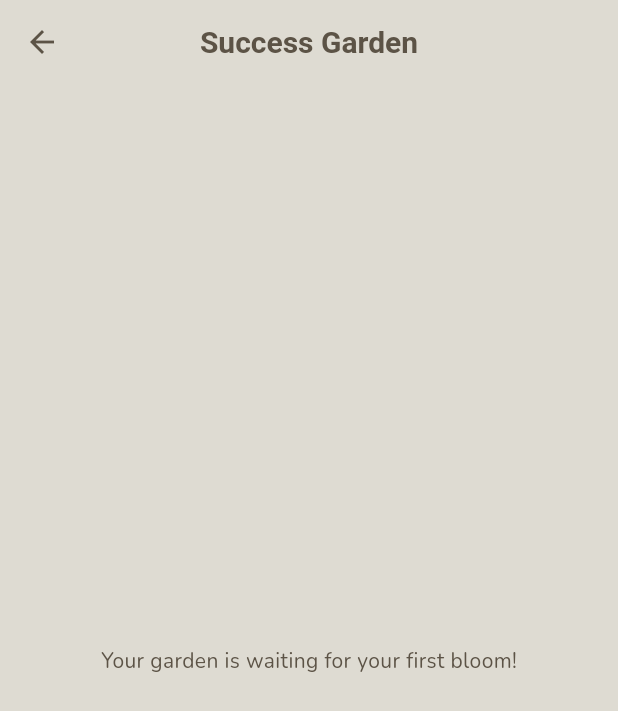
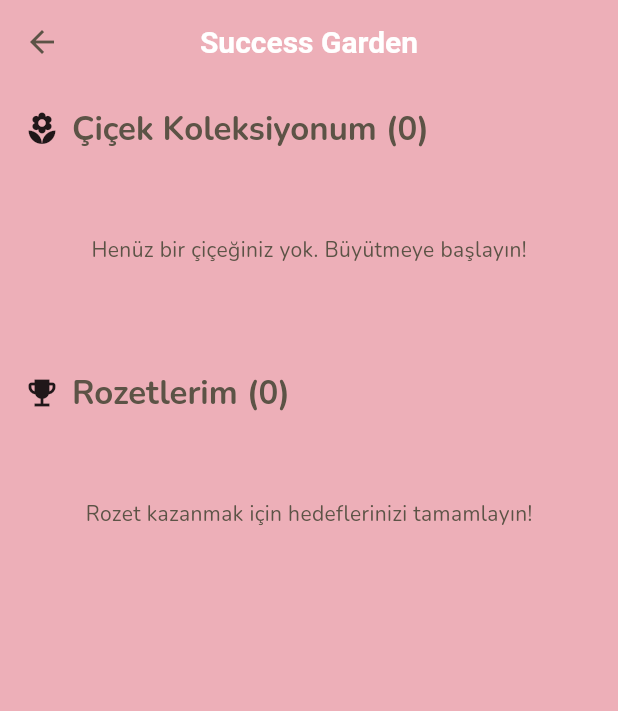
Before and after one commit to Nesibe-Toprak/flowersapp, a Flutter app: the SuccessGardenPage screen opened directly, on a phone screen of 412 x 824 dp. Shown: the top 711 px of the screen. Run offline on Flutter 3.47's test engine with Material 3 defaults, Android fonts, the phone set to English and light mode, and no system bars; our stand-ins replace equatable, flutter_bloc, get_it, google_fonts, supabase_flutter; accounts and stored records are empty; statements that could not run were skipped.

Commit message:
Update success_garden_page.dart

```diff
--- a/flowersapp/lib/presentation/pages/success_garden_page.dart
+++ b/flowersapp/lib/presentation/pages/success_garden_page.dart
@@ -1,61 +1,179 @@
 import 'package:flutter/material.dart';
 import 'package:flutter_bloc/flutter_bloc.dart';
-import '../../core/constants/app_colors.dart';
+import '../../core/theme/app_colors.dart';
 import '../../presentation/bloc/plant_bloc.dart';
+import '../../presentation/widgets/badge_card.dart';
 import '../../presentation/widgets/flower_history_card.dart';
+import '../../domain/entities/plant_stage.dart';
 
-class SuccessGardenPage extends StatelessWidget {
+class SuccessGardenPage extends StatefulWidget {
   const SuccessGardenPage({super.key});
 
   @override
+  State<SuccessGardenPage> createState() => _SuccessGardenPageState();
+}
+
+class _SuccessGardenPageState extends State<SuccessGardenPage> {
+  @override
+  void initState() {
+    super.initState();
+    context.read<PlantBloc>().add(LoadPlantHistory());
+  }
+
+  @override
   Widget build(BuildContext context) {
-    // Trigger load when page opens
-    WidgetsBinding.instance.addPostFrameCallback((_) {
-      context.read<PlantBloc>().add(LoadPlantHistory());
-    });
-
     return Scaffold(
-      backgroundColor: AppColors.backgroundBeige,
+      backgroundColor: AppColors.accentPink,
       appBar: AppBar(
         title: const Text("Success Garden"),
         backgroundColor: Colors.transparent,
         elevation: 0,
         centerTitle: true,
         titleTextStyle: const TextStyle(
-          color: AppColors.darkGrey,
-          fontSize: 20,
-          fontWeight: FontWeight.bold
-        ),
-        iconTheme: const IconThemeData(color: AppColors.darkGrey),
+            color: AppColors.primaryText,
+            fontSize: 20,
+            fontWeight: FontWeight.bold),
+        iconTheme: const IconThemeData(color: AppColors.primaryText),
       ),
       body: BlocBuilder<PlantBloc, PlantState>(
         builder: (context, state) {
           if (state is PlantLoading) {
             return const Center(child: CircularProgressIndicator());
-          } else if (state is PlantHistoryLoaded) {
-            final history = state.history;
-            if (history.isEmpty) {
-              return const Center(
-                child: Text("Your garden is waiting for your first bloom!"),
-              );
-            }
-            return GridView.builder(
-              padding: const EdgeInsets.all(16),
-              gridDelegate: const SliverGridDelegateWithFixedCrossAxisCount(
-                crossAxisCount: 2,
-                crossAxisSpacing: 16,
-                mainAxisSpacing: 16,
-                childAspectRatio: 0.8, // Taller cards
+          }
+          else if (state is PlantHistoryLoaded) {
+            final flowers = state.history;
+            final badgeCycles = state.history
+                .where((cycle) =>
+                    cycle.status == PlantStage.growth ||
+                    cycle.status == PlantStage.growth_second ||
+                    cycle.status == PlantStage.bud ||
+                    cycle.status == PlantStage.flower)
+                .toList();
+
+            return Padding(
+              padding: const EdgeInsets.symmetric(horizontal: 16.0),
+              child: CustomScrollView(
+                slivers: [
+                  // --- Çiçekler Başlığı ---
+                  SliverToBoxAdapter(
+                    child: Padding(
+                      padding: const EdgeInsets.symmetric(vertical: 16.0),
+                      child: Row(
+                        children: [
+                          const Icon(Icons.local_florist, color: AppColors.primaryText),
+                          const SizedBox(width: 8),
+                          Text(
+                            "Çiçek Koleksiyonum (${flowers.length})",
+                            style: Theme.of(context).textTheme.titleLarge?.copyWith(
+                                  color: AppColors.primaryText,
+                                  fontWeight: FontWeight.bold,
+                                ),
+                          ),
+                        ],
+                      ),
+                    ),
+                  ),
+
+                  // --- Çiçekler Izgarası (Grid) ---
+                  flowers.isEmpty
+                      ? SliverToBoxAdapter(
+                          child: Container(
+                            height: 100,
+                            alignment: Alignment.center,
+                            child: const Text("Henüz bir çiçeğiniz yok. Büyütmeye başlayın!"),
+                          ),
+                        )
+                      : SliverGrid(
+                          gridDelegate: const SliverGridDelegateWithFixedCrossAxisCount(
+                            crossAxisCount: 3,
+                            childAspectRatio: 0.8,
+                            crossAxisSpacing: 12,
+                            mainAxisSpacing: 12,
+                          ),
+                          delegate: SliverChildBuilderDelegate(
+                            (context, index) {
+                              final flower = flowers[index];
+                              // Performans için Key ekledik
+                              return FlowerHistoryCard(
+                                key: ValueKey(flower.id),
+                                cycle: flower
+                              );
+                            },
+                            childCount: flowers.length,
+                          ),
+                        ),
+
+                  // --- Rozetler Başlığı ---
+                   SliverToBoxAdapter(
+                    child: Padding(
+                      padding: const EdgeInsets.only(top: 32.0, bottom: 16.0),
+                      child: Row(
+                        children: [
+                          const Icon(Icons.emoji_events, color: AppColors.primaryText),
+                          const SizedBox(width: 8),
+                          Text(
+                            "Rozetlerim (${badgeCycles.length})",
+                            style: Theme.of(context).textTheme.titleLarge?.copyWith(
+                                  color: AppColors.primaryText,
+                                  fontWeight: FontWeight.bold,
+                                ),
+                          ),
+                        ],
+                      ),
+                    ),
+                  ),
+
+                  // --- Rozetler Izgarası (Grid) ---
+                  badgeCycles.isEmpty
+                      ? SliverToBoxAdapter(
+                          child: Container(
+                            height: 100,
+                            alignment: Alignment.center,
+                            child: const Text("Rozet kazanmak için hedeflerinizi tamamlayın!"),
+                          ),
+                        )
+                      : SliverGrid(
+                          gridDelegate: const SliverGridDelegateWithFixedCrossAxisCount(
+                            crossAxisCount: 3,
+                            childAspectRatio: 0.8,
+                            crossAxisSpacing: 12,
+                            mainAxisSpacing: 12,
+                          ),
+                          delegate: SliverChildBuilderDelegate(
+                            (context, index) {
+                              final cycle = badgeCycles[index];
+                               String title = "Perseverance";
+                               String desc = "Great effort!";
+                               IconData icon = Icons.spa;
+
+                               if (cycle.status == PlantStage.flower) {
+                                 title = "Master";
+                                 desc = "Fully Bloomed!";
+                                 icon = Icons.local_florist;
+                               }
+
+                              return BadgeCard(
+                                key: ValueKey("badge_${cycle.id}"), // Rozetlere de key ekledik
+                                title: title,
+                                description: desc,
+                                dateEarned: cycle.endDate ?? cycle.startDate,
+                                icon: icon,
+                                cycleId: cycle.id,
+                                initialNote: cycle.note,
+                              );
+                            },
+                            childCount: badgeCycles.length,
+                          ),
+                        ),
+
+                  // Alt boşluk
+                  const SliverToBoxAdapter(child: SizedBox(height: 50)),
+                ],
               ),
-              itemCount: history.length,
-              itemBuilder: (context, index) {
-                return FlowerHistoryCard(cycle: history[index]);
-              },
             );
           } else if (state is PlantError) {
-             return Center(child: Text("Error: ${state.message}"));
+            return Center(child: Text("Hata: ${state.message}"));
           }
-
           return const Center(child: CircularProgressIndicator());
         },
       ),
```
